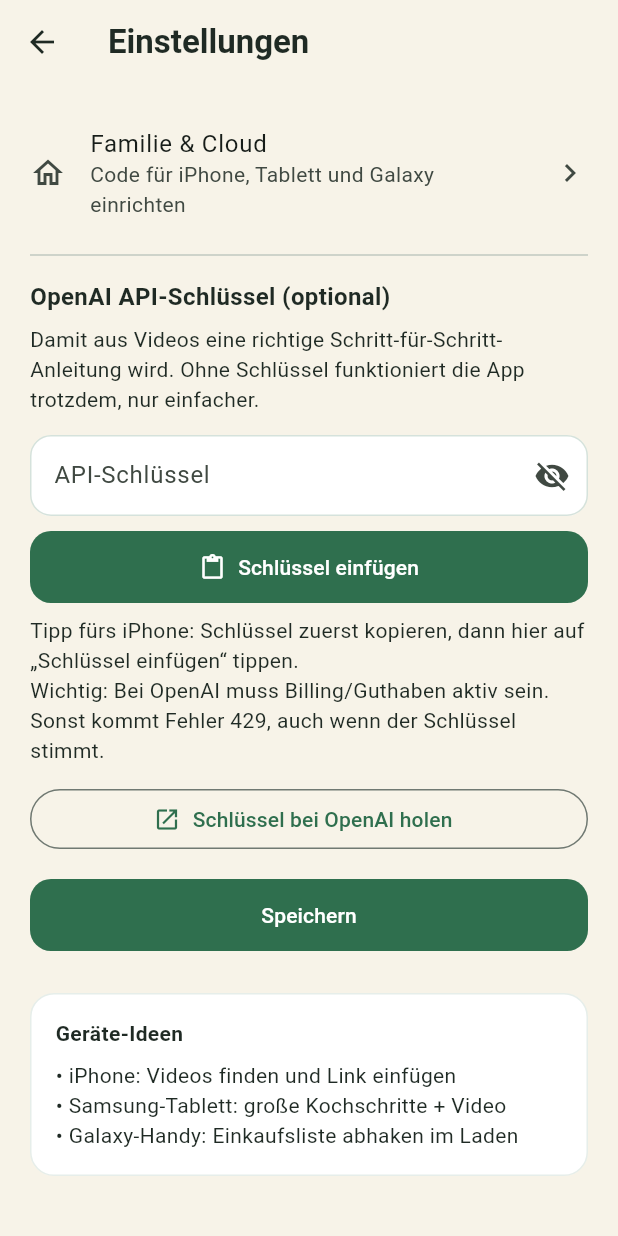
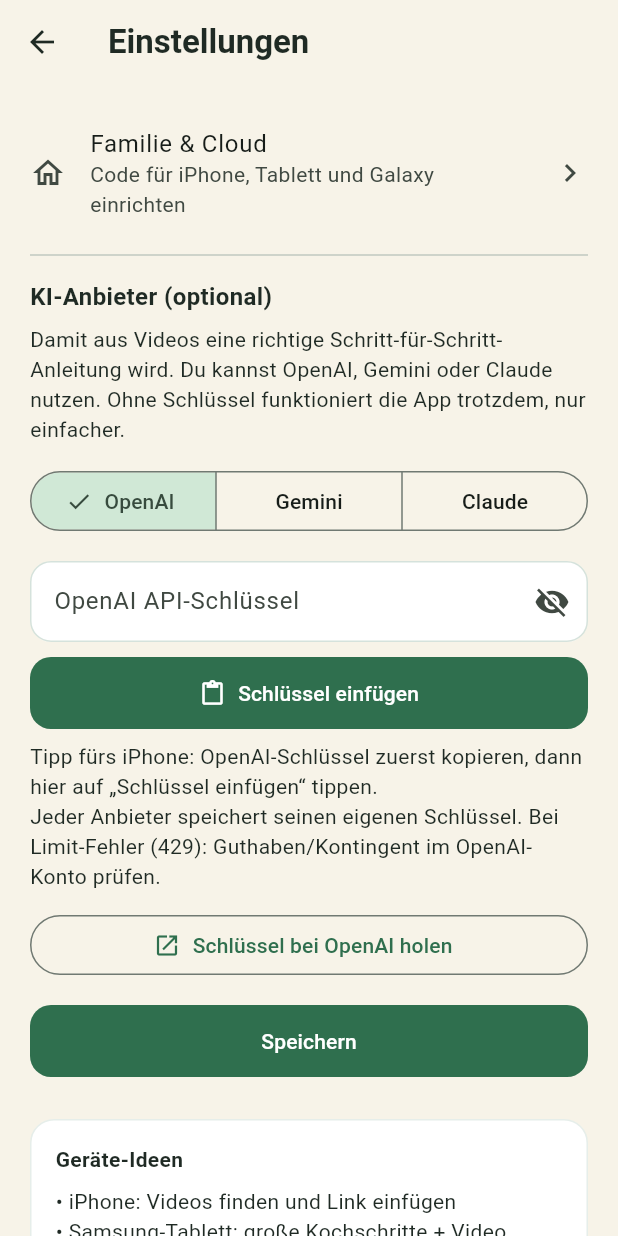
Before and after one commit to bernhardbesser84/rezeptezumnachkochen, a Flutter app: the screen it shows after launch, after a tap on the "settings" icon, on a phone screen of 412 x 824 dp. Run offline on Flutter 3.47's test engine with Material 3 defaults, Android fonts, the phone set to English and light mode, and no system bars; our stand-ins replace app_links, shared_preferences; missing offline and left inert: receive_sharing_intent.

Commit message:
feat: KI-Anbieter OpenAI, Gemini und Claude wählbar
Unter Einstellungen kann man den Anbieter wechseln und je einen
eigenen API-Schlüssel speichern (mit „Schlüssel einfügen“).

Co-authored-by: bernhardbesser84 <bernhardbesser84@users.noreply.github.com>

```diff
--- /dev/null
+++ b/lib/models/ai_provider.dart
@@ -0,0 +1,72 @@
+/// Welche KI die Rezepte auswertet.
+enum AiProvider {
+  openai,
+  gemini,
+  claude;
+
+  String get label {
+    switch (this) {
+      case AiProvider.openai:
+        return 'OpenAI';
+      case AiProvider.gemini:
+        return 'Gemini';
+      case AiProvider.claude:
+        return 'Claude';
+    }
+  }
+
+  String get keyHint {
+    switch (this) {
+      case AiProvider.openai:
+        return 'sk-...';
+      case AiProvider.gemini:
+        return 'AIza...';
+      case AiProvider.claude:
+        return 'sk-ant-...';
+    }
+  }
+
+  String get keyPageUrl {
+    switch (this) {
+      case AiProvider.openai:
+        return 'https://platform.openai.com/api-keys';
+      case AiProvider.gemini:
+        return 'https://aistudio.google.com/apikey';
+      case AiProvider.claude:
+        return 'https://console.anthropic.com/settings/keys';
+    }
+  }
+
+  String get storageKey {
+    switch (this) {
+      case AiProvider.openai:
+        return 'openai_api_key';
+      case AiProvider.gemini:
+        return 'gemini_api_key';
+      case AiProvider.claude:
+        return 'claude_api_key';
+    }
+  }
+
+  static AiProvider fromStorage(String? value) {
+    switch (value) {
+      case 'gemini':
+        return AiProvider.gemini;
+      case 'claude':
+        return AiProvider.claude;
+      default:
+        return AiProvider.openai;
+    }
+  }
+
+  String get storageValue {
+    switch (this) {
+      case AiProvider.openai:
+        return 'openai';
+      case AiProvider.gemini:
+        return 'gemini';
+      case AiProvider.claude:
+        return 'claude';
+    }
+  }
+}
--- a/lib/screens/add_recipe_screen.dart
+++ b/lib/screens/add_recipe_screen.dart
@@ -63,6 +63,7 @@ class _AddRecipeScreenState extends State<AddRecipeScreen> {
     });
 
     try {
+      final provider = await widget.repository.storage.getAiProvider();
       final apiKey = await widget.repository.storage.getApiKey();
       final text = _controller.text.trim();
       final urlMatch = RegExp(r'https?://[^\s]+').firstMatch(text);
@@ -72,6 +73,7 @@ class _AddRecipeScreenState extends State<AddRecipeScreen> {
         sourceText: text,
         sourceUrl: url,
         apiKey: apiKey,
+        provider: provider,
       );
 
       await widget.repository.saveRecipe(recipe);
@@ -182,8 +184,8 @@ class _AddRecipeScreenState extends State<AddRecipeScreen> {
           ),
           const SizedBox(height: 12),
           const Text(
-            'Tipp: Mit OpenAI-Schlüssel unter Einstellungen werden Zutaten '
-            'und Schritte deutlich besser.',
+            'Tipp: Mit KI-Schlüssel (OpenAI, Gemini oder Claude) unter '
+            'Einstellungen werden Zutaten und Schritte deutlich besser.',
           ),
         ],
       ),
--- a/lib/screens/settings_screen.dart
+++ b/lib/screens/settings_screen.dart
@@ -1,6 +1,7 @@
 import 'package:flutter/material.dart';
 import 'package:url_launcher/url_launcher.dart';
 
+import '../models/ai_provider.dart';
 import '../services/app_repository.dart';
 import '../theme/app_theme.dart';
 import '../utils/clipboard_paste.dart';
@@ -20,6 +21,7 @@ class _SettingsScreenState extends State<SettingsScreen> {
   final _focusNode = FocusNode();
   bool _loading = true;
   bool _obscure = false; // Auf dem iPhone sonst oft kein „Einfügen“
+  AiProvider _provider = AiProvider.openai;
 
   @override
   void initState() {
@@ -28,9 +30,26 @@ class _SettingsScreenState extends State<SettingsScreen> {
   }
 
   Future<void> _load() async {
-    final key = await widget.repository.storage.getApiKey();
+    final provider = await widget.repository.storage.getAiProvider();
+    final key = await widget.repository.storage.getApiKeyFor(provider);
+    _provider = provider;
     _controller.text = key ?? '';
     if (mounted) setState(() => _loading = false);
+  }
+
+  Future<void> _switchProvider(AiProvider provider) async {
+    if (provider == _provider) return;
+    // Aktuellen Text erst zwischenspeichern, damit nichts verloren geht.
+    await widget.repository.storage.setApiKeyFor(_provider, _controller.text);
+    await widget.repository.storage.setAiProvider(provider);
+    final key = await widget.repository.storage.getApiKeyFor(provider);
+    setState(() {
+      _provider = provider;
+      _controller.text = key ?? '';
+      _controller.selection = TextSelection.collapsed(
+        offset: _controller.text.length,
+      );
+    });
   }
 
   Future<void> _pasteKey() async {
@@ -55,16 +74,19 @@ class _SettingsScreenState extends State<SettingsScreen> {
   }
 
   Future<void> _save() async {
-    await widget.repository.storage.setApiKey(_controller.text);
+    await widget.repository.storage.setAiProvider(_provider);
+    await widget.repository.storage.setApiKeyFor(_provider, _controller.text);
     if (!mounted) return;
     ScaffoldMessenger.of(context).showSnackBar(
-      const SnackBar(content: Text('Einstellungen gespeichert.')),
+      SnackBar(
+        content: Text('${_provider.label}-Einstellungen gespeichert.'),
+      ),
     );
     Navigator.pop(context);
   }
 
-  Future<void> _openOpenAi() async {
-    final uri = Uri.parse('https://platform.openai.com/api-keys');
+  Future<void> _openKeyPage() async {
+    final uri = Uri.parse(_provider.keyPageUrl);
     await launchUrl(uri, mode: LaunchMode.externalApplication);
   }
 
@@ -103,16 +125,31 @@ class _SettingsScreenState extends State<SettingsScreen> {
                 ),
                 const Divider(height: 32),
                 const Text(
-                  'OpenAI API-Schlüssel (optional)',
+                  'KI-Anbieter (optional)',
                   style: TextStyle(fontWeight: FontWeight.w700, fontSize: 16),
                 ),
                 const SizedBox(height: 8),
                 const Text(
                   'Damit aus Videos eine richtige Schritt-für-Schritt-Anleitung '
-                  'wird. Ohne Schlüssel funktioniert die App trotzdem, nur '
-                  'einfacher.',
+                  'wird. Du kannst OpenAI, Gemini oder Claude nutzen. '
+                  'Ohne Schlüssel funktioniert die App trotzdem, nur einfacher.',
                 ),
                 const SizedBox(height: 14),
+                SegmentedButton<AiProvider>(
+                  segments: [
+                    for (final provider in AiProvider.values)
+                      ButtonSegment(
+                        value: provider,
+                        label: Text(provider.label),
+                      ),
+                  ],
+                  selected: {_provider},
+                  onSelectionChanged: (values) {
+                    if (values.isEmpty) return;
+                    _switchProvider(values.first);
+                  },
+                ),
+                const SizedBox(height: 16),
                 TextField(
                   controller: _controller,
                   focusNode: _focusNode,
@@ -122,8 +159,8 @@ class _SettingsScreenState extends State<SettingsScreen> {
                   keyboardType: TextInputType.visiblePassword,
                   enableInteractiveSelection: true,
                   decoration: InputDecoration(
-                    labelText: 'API-Schlüssel',
-                    hintText: 'sk-...',
+                    labelText: '${_provider.label} API-Schlüssel',
+                    hintText: _provider.keyHint,
                     suffixIcon: IconButton(
                       tooltip: _obscure ? 'Anzeigen' : 'Verbergen',
                       onPressed: () => setState(() => _obscure = !_obscure),
@@ -140,17 +177,18 @@ class _SettingsScreenState extends State<SettingsScreen> {
                   label: const Text('Schlüssel einfügen'),
                 ),
                 const SizedBox(height: 8),
-                const Text(
-                  'Tipp fürs iPhone: Schlüssel zuerst kopieren, dann hier auf '
-                  '„Schlüssel einfügen“ tippen.\n'
-                  'Wichtig: Bei OpenAI muss Billing/Guthaben aktiv sein. '
-                  'Sonst kommt Fehler 429, auch wenn der Schlüssel stimmt.',
+                Text(
+                  'Tipp fürs iPhone: ${_provider.label}-Schlüssel zuerst '
+                  'kopieren, dann hier auf „Schlüssel einfügen“ tippen.\n'
+                  'Jeder Anbieter speichert seinen eigenen Schlüssel. '
+                  'Bei Limit-Fehler (429): Guthaben/Kontingent im '
+                  '${_provider.label}-Konto prüfen.',
                 ),
                 const SizedBox(height: 12),
                 OutlinedButton.icon(
-                  onPressed: _openOpenAi,
+                  onPressed: _openKeyPage,
                   icon: const Icon(Icons.open_in_new),
-                  label: const Text('Schlüssel bei OpenAI holen'),
+                  label: Text('Schlüssel bei ${_provider.label} holen'),
                 ),
                 const SizedBox(height: 16),
                 FilledButton(
--- a/lib/services/recipe_storage.dart
+++ b/lib/services/recipe_storage.dart
@@ -4,6 +4,7 @@ import 'dart:math';
 import 'package:shared_preferences/shared_preferences.dart';
 import 'package:uuid/uuid.dart';
 
+import '../models/ai_provider.dart';
 import '../models/family_config.dart';
 import '../models/recipe.dart';
 import '../models/shopping_item.dart';
@@ -13,6 +14,7 @@ class RecipeStorage {
   static const _shoppingKey = 'shopping_items';
   static const _familyKey = 'family_config';
   static const _seededKey = 'demo_seeded';
+  static const _aiProviderKey = 'ai_provider';
 
   final _uuid = const Uuid();
 
@@ -147,31 +149,58 @@ class RecipeStorage {
     return 'KOCH-$part';
   }
 
+  Future<AiProvider> getAiProvider() async {
+    final prefs = await SharedPreferences.getInstance();
+    return AiProvider.fromStorage(prefs.getString(_aiProviderKey));
+  }
+
+  Future<void> setAiProvider(AiProvider provider) async {
+    final prefs = await SharedPreferences.getInstance();
+    await prefs.setString(_aiProviderKey, provider.storageValue);
+  }
+
+  /// Aktiver Schlüssel für den gewählten Anbieter.
   Future<String?> getApiKey() async {
+    final provider = await getAiProvider();
+    return getApiKeyFor(provider);
+  }
+
+  Future<String?> getApiKeyFor(AiProvider provider) async {
+    if (provider == AiProvider.openai) {
       final family = await loadFamilyConfig();
       if (family?.openaiApiKey != null &&
           family!.openaiApiKey!.trim().isNotEmpty) {
         return family.openaiApiKey;
       }
-    // Fallback altes Settings-Feld
+    }
     final prefs = await SharedPreferences.getInstance();
-    return prefs.getString('openai_api_key');
+    return prefs.getString(provider.storageKey);
   }
 
   Future<void> setApiKey(String? key) async {
+    final provider = await getAiProvider();
+    await setApiKeyFor(provider, key);
+  }
+
+  Future<void> setApiKeyFor(AiProvider provider, String? key) async {
+    final prefs = await SharedPreferences.getInstance();
+    final trimmed = key?.trim() ?? '';
+    if (trimmed.isEmpty) {
+      await prefs.remove(provider.storageKey);
+    } else {
+      await prefs.setString(provider.storageKey, trimmed);
+    }
+
+    // OpenAI-Schlüssel auch in der Familien-Config halten (wie bisher).
+    if (provider == AiProvider.openai) {
       final family = await loadFamilyConfig() ??
           FamilyConfig(familyCode: generateFamilyCode(), deviceName: 'Gerät');
       await saveFamilyConfig(
         family.copyWith(
-        openaiApiKey: key,
-        clearOpenaiApiKey: key == null || key.trim().isEmpty,
+          openaiApiKey: trimmed.isEmpty ? null : trimmed,
+          clearOpenaiApiKey: trimmed.isEmpty,
         ),
       );
-    final prefs = await SharedPreferences.getInstance();
-    if (key == null || key.trim().isEmpty) {
-      await prefs.remove('openai_api_key');
-    } else {
-      await prefs.setString('openai_api_key', key.trim());
     }
   }
 
```
Also changed, not shown: lib/services/recipe_extractor.dart (+192 -38 lines). Lines whose indentation alone changed are shown as unchanged.
